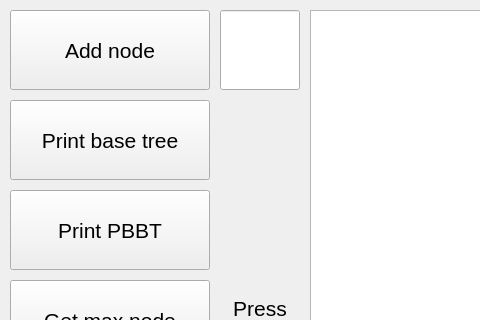
This is Sem_2/Labs/binary_tree/binaryTreeGenerator/binarytreegenerator.ui in Meidori/PSTU_Labs_2023 as Qt 5 draws it before an edit; both pictures show x 0 to 480 and y 0 to 320 of the 600 by 746 pixel window. The edited form follows.
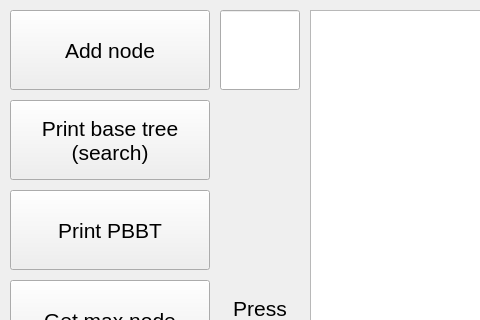
This is the edited form.

Patch:
```diff
--- a/Sem_2/Labs/binary_tree/binaryTreeGenerator/binarytreegenerator.ui
+++ b/Sem_2/Labs/binary_tree/binaryTreeGenerator/binarytreegenerator.ui
@@ -81,7 +81,8 @@
      </font>
     </property>
     <property name="text">
-     <string>Print base tree</string>
+     <string>Print base tree
+(search)</string>
     </property>
    </widget>
    <widget class="QPushButton" name="printPBBTBtn">
```
